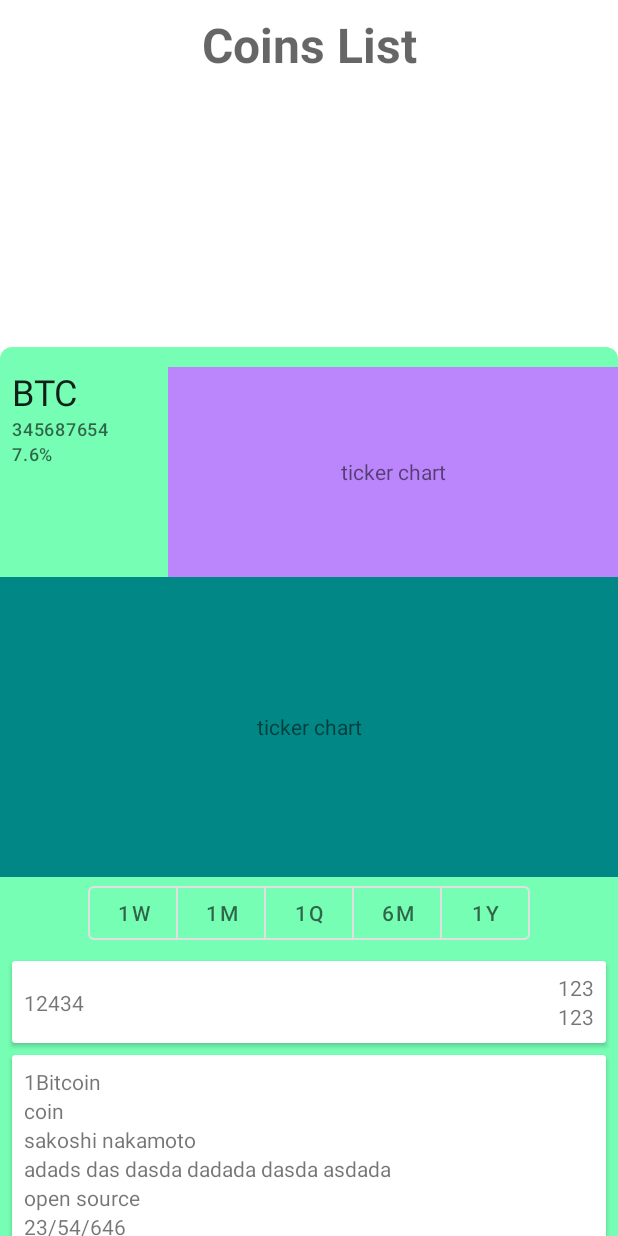
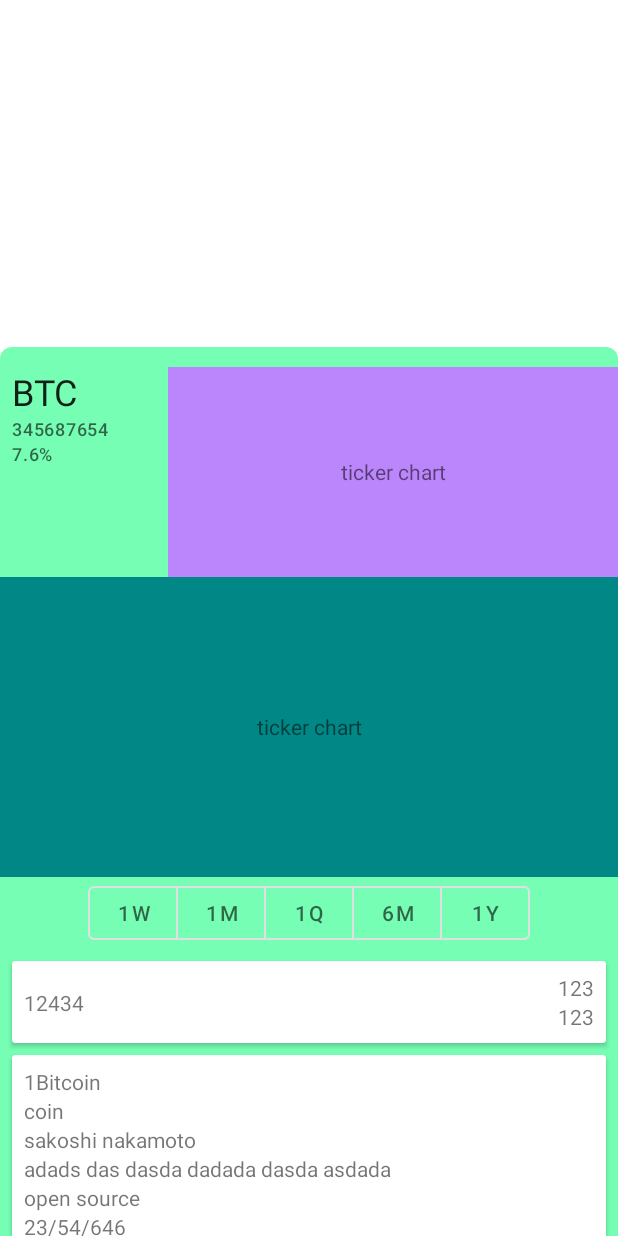
Before and after one commit to edcres/crypto-market, an Android app: the layout fragment_coins_list.xml on its own in the app's theme, with its tools: preview values and no code run, on a phone screen of 412 x 824 dp. Run offline under Robolectric (Android 15) with nearby library versions, the phone set to English and light mode, and no system bars.

Commit message:
Took out coins list text from the view.

```diff
--- a/app/src/main/java/com/example/cryptomarket/utils/Helpers.kt
+++ b/app/src/main/java/com/example/cryptomarket/utils/Helpers.kt
@@ -3,7 +3,6 @@ package com.example.cryptomarket.utils
 import android.util.Log
 import com.example.cryptomarket.data.coinsapi.TeamMember
 import com.example.cryptomarket.data.coinsapi.ticker.PriceData
-import java.text.DecimalFormat
 import java.util.*
 
 const val GLOBAL_TAG = "Global__TAG"
--- a/app/src/main/res/layout/fragment_coins_list.xml
+++ b/app/src/main/res/layout/fragment_coins_list.xml
@@ -12,18 +12,6 @@
             android:layout_width="match_parent"
             android:layout_height="match_parent">
 
-            <TextView
-                android:id="@+id/coins_list_header"
-                style="@style/TextAppearance.Material3.HeadlineLarge"
-                android:layout_width="wrap_content"
-                android:layout_height="wrap_content"
-                android:layout_margin="8dp"
-                android:text="Coins List"
-                android:textStyle="bold"
-                app:layout_constraintEnd_toEndOf="parent"
-                app:layout_constraintStart_toStartOf="parent"
-                app:layout_constraintTop_toTopOf="parent" />
-
             <androidx.recyclerview.widget.RecyclerView
                 android:id="@+id/coins_list_recycler"
                 android:layout_width="0dp"
@@ -31,7 +19,7 @@
                 app:layout_constraintBottom_toBottomOf="parent"
                 app:layout_constraintEnd_toEndOf="parent"
                 app:layout_constraintStart_toStartOf="parent"
-                app:layout_constraintTop_toBottomOf="@+id/coins_list_header" />
+                app:layout_constraintTop_toTopOf="parent" />
 
         </androidx.constraintlayout.widget.ConstraintLayout>
 
```
Also changed, not shown: app/src/main/java/com/example/cryptomarket/ui/MainActivity.kt (+5 -8 lines).
